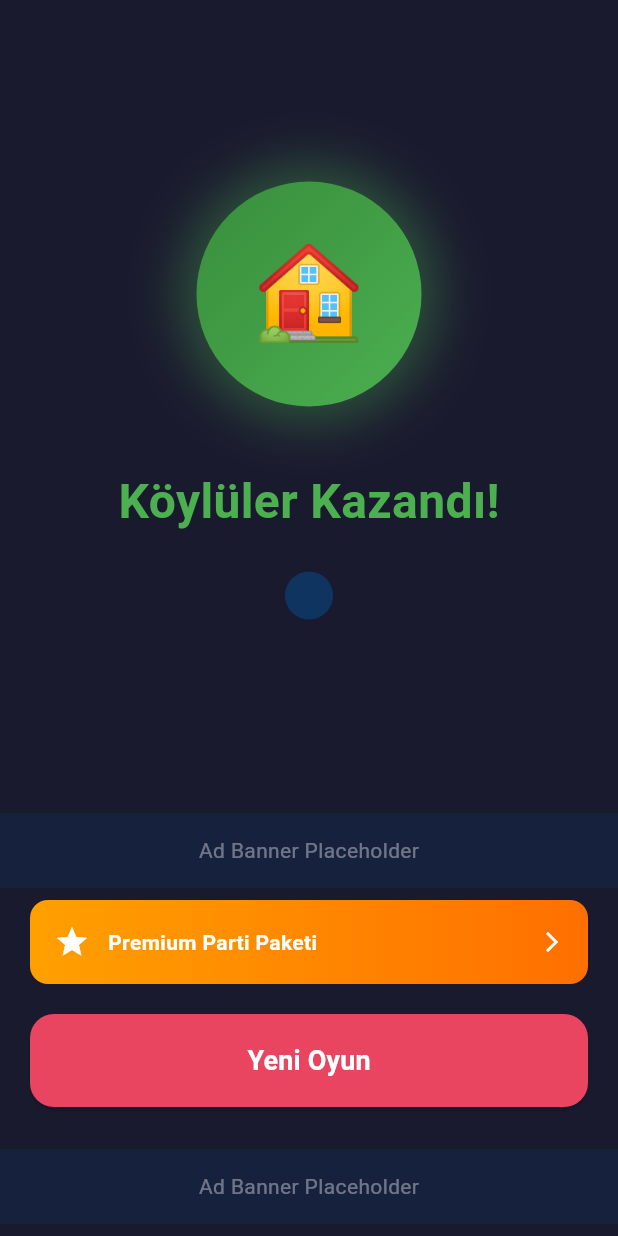
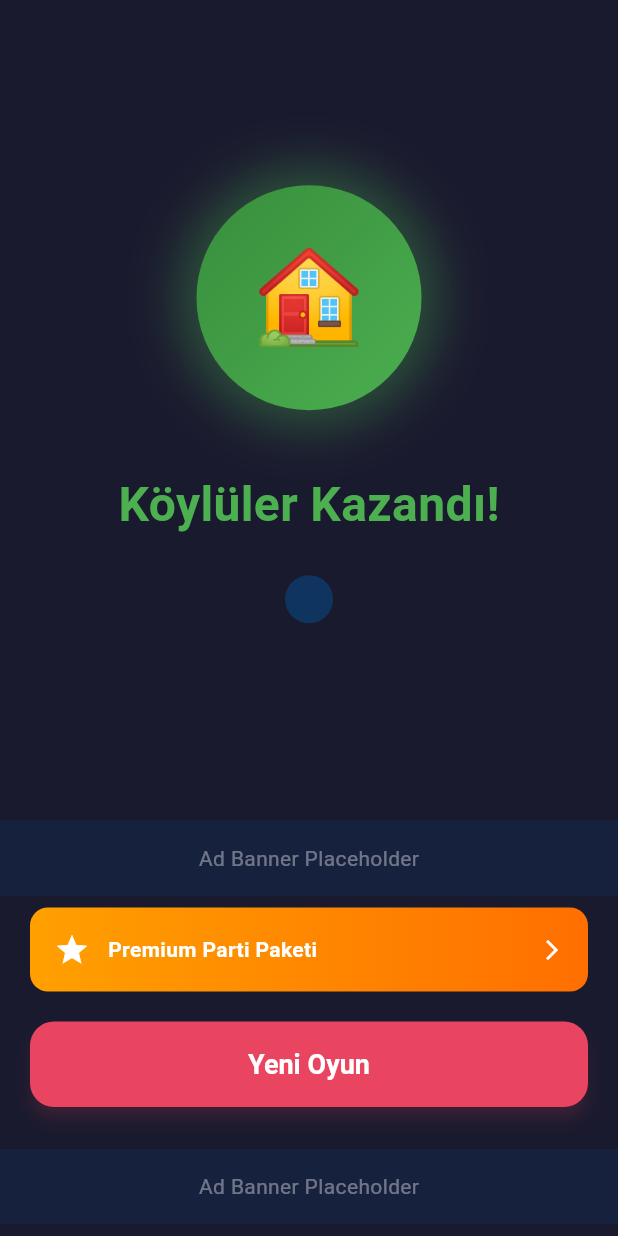
Before and after one commit to yalpyy/VampireandvillageApp, a Flutter app: the NightScreen screen opened by its route, after a tap on "Geceyi Bitir", on a phone screen of 412 x 824 dp. Run offline on Flutter 3.47's test engine with Material 3 defaults, Android fonts, the phone set to English and light mode, and no system bars; our stand-ins replace audioplayers, google_mobile_ads, in_app_purchase, shared_preferences; accounts and stored records are empty.

Commit message:
auto-commit for da01be9e-9c74-4d28-8728-9ae92ff479df

```diff
--- a/lib/main.dart
+++ b/lib/main.dart
@@ -4,6 +4,7 @@ import 'package:shared_preferences/shared_preferences.dart';
 import 'providers/game_provider.dart';
 import 'services/services.dart';
 import 'screens/screens.dart';
+import 'utils/app_theme.dart';
 
 void main() async {
   WidgetsFlutterBinding.ensureInitialized();
@@ -67,17 +68,7 @@ class _VampirePartyAppState extends State<VampirePartyApp> {
           return MaterialApp(
             title: 'Vampir Partisi',
             debugShowCheckedModeBanner: false,
-            theme: ThemeData(
-              brightness: Brightness.dark,
-              primaryColor: const Color(0xFFE94560),
-              scaffoldBackgroundColor: const Color(0xFF1A1A2E),
-              fontFamily: 'Roboto',
-              elevatedButtonTheme: ElevatedButtonThemeData(
-                style: ElevatedButton.styleFrom(
-                  foregroundColor: Colors.white,
-                ),
-              ),
-            ),
+            theme: AppTheme.darkTheme,
             locale: Locale(gameProvider.locale),
             home: _termsAccepted
                 ? const HomeScreen()
```
